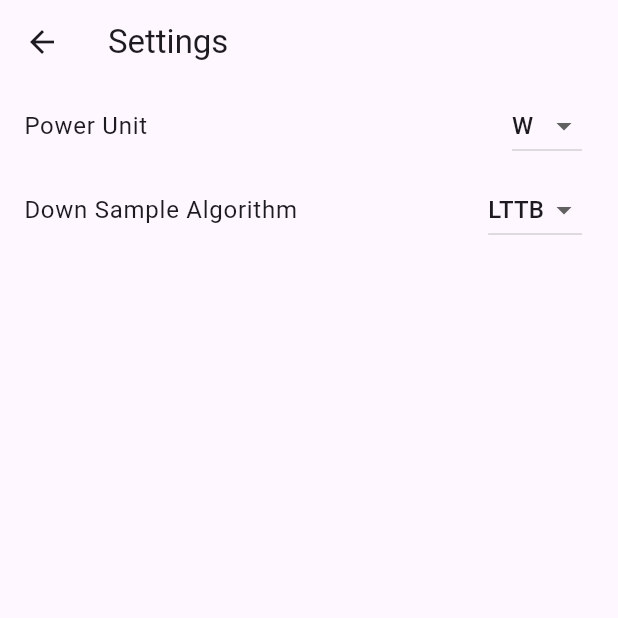
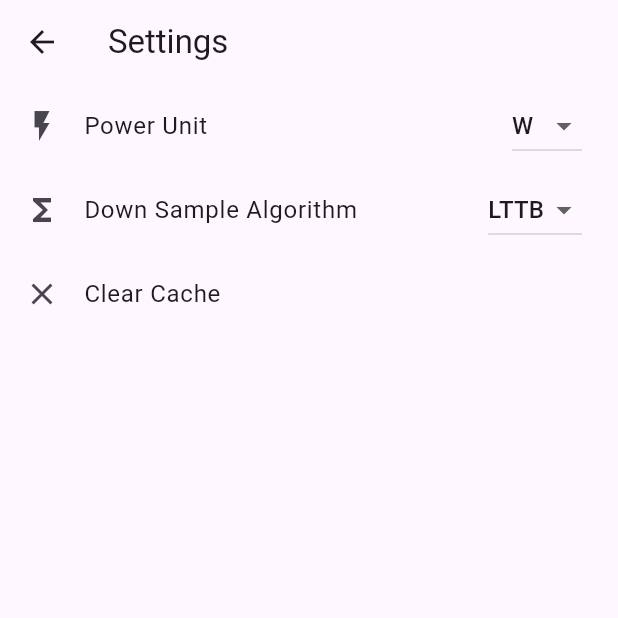
Before and after one commit to scheiermannandre/energy_manager_app, a Flutter app: the screen it shows after launch, item 2 of the bottom bar chosen, after a tap on the "settings" icon, on a phone screen of 412 x 824 dp, the top half of it. Run offline on Flutter 3.47's test engine with Material 3 defaults, Android fonts, the phone set to English and light mode, and no system bars; our stand-ins replace fl_chart, flutter_hooks, flutter_riverpod, hooks_riverpod, riverpod_annotation; generated files the repository leaves out were written again; network calls fail.

Commit message:
add option to clear cache and build reloading widget for empty data and error case

```diff
--- /dev/null
+++ b/lib/features/features.dart
@@ -0,0 +1,2 @@
+export 'monitoring/monitoring.dart';
+export 'settings/settings.dart';
--- a/lib/features/monitoring/view/controllers/monitoring_widget_controller.dart
+++ b/lib/features/monitoring/view/controllers/monitoring_widget_controller.dart
@@ -21,9 +21,10 @@ class MonitoringWidgetController extends _$MonitoringWidgetController {
       ..onDispose(() => timer?.cancel())
       ..onCancel(() => timer = Timer(5.minutes, link.close))
       ..onResume(() => timer?.cancel());
-
     return await ref
         .read(monitoringRepositoryProvider(metricType))
         .loadDate(date: dateStr);
   }
+
+  void clearData() => state = const AsyncValue.data([]);
 }
--- a/lib/features/monitoring/view/screens/pages/monitoring_page.dart
+++ b/lib/features/monitoring/view/screens/pages/monitoring_page.dart
@@ -37,7 +37,7 @@ class MonitoringPage extends ConsumerWidget {
           ),
         ],
       ),
-      body: asyncState.when(
+      body: asyncState.customWhen(
         data: (state) => HookBuilder(
           builder: (context) {
             final controller =
@@ -94,8 +94,12 @@ class MonitoringPage extends ConsumerWidget {
             );
           },
         ),
-        loading: () => const Center(child: CircularProgressIndicator()),
-        error: (e, st) => Center(child: Text('Error: $e')),
+        loading: () => const LoadingWidget(),
+        error: (e, st) => LoadingErrorWidget(
+          error: e,
+          stackTrace: st,
+          onReload: () => ref.invalidate(screenControllerProvider),
+        ),
       ),
     );
   }
--- a/lib/features/monitoring/view/widgets/monitoring_widget.dart
+++ b/lib/features/monitoring/view/widgets/monitoring_widget.dart
@@ -16,8 +16,16 @@ class MonitoringWidget extends ConsumerWidget {
   Widget build(BuildContext context, WidgetRef ref) {
     final monitoringData =
         ref.watch(monitoringWidgetControllerProvider(metricType, date));
-    return monitoringData.when(
+
+    return monitoringData.customWhen(
       data: (data) {
+        if (data.isEmpty) {
+          return NoDataAvailableWidget(
+            onRefresh: () async => ref.invalidate(
+              monitoringWidgetControllerProvider(metricType, date),
+            ),
+          );
+        }
         return Center(
           child: Padding(
             padding: const EdgeInsets.all(16),
@@ -29,12 +37,13 @@ class MonitoringWidget extends ConsumerWidget {
           ),
         );
       },
-      loading: () {
-        return const Center(child: CircularProgressIndicator());
-      },
-      error: (error, _) {
-        return Center(child: Text('Error: $error'));
-      },
+      loading: LoadingWidget.new,
+      error: (error, st) => LoadingErrorWidget(
+        onReload: () async => ref
+            .invalidate(monitoringWidgetControllerProvider(metricType, date)),
+        error: error,
+        stackTrace: st,
+      ),
     );
   }
 }
--- a/lib/features/settings/view/screens/settings_screen.dart
+++ b/lib/features/settings/view/screens/settings_screen.dart
@@ -26,6 +26,7 @@ class SettingsScreen extends ConsumerWidget {
       body: ListView(
         children: [
           ListTile(
+            leading: const Icon(Icons.flash_on),
             title: Text('Power Unit'.hardCoded),
             trailing: DropdownButton<PowerUnit>(
               value: powerUnitContext.unit,
@@ -47,6 +48,7 @@ class SettingsScreen extends ConsumerWidget {
             ),
           ),
           ListTile(
+            leading: const Icon(Icons.functions),
             title: Text('Down Sample Algorithm'.hardCoded),
             trailing: DropdownButton<DownSamplingAlgorithm>(
               value: downsampleContext.algorithm,
@@ -68,6 +70,28 @@ class SettingsScreen extends ConsumerWidget {
               ],
             ),
           ),
+          ListTile(
+            leading: const Icon(Icons.clear),
+            title: Text('Clear Cache'.hardCoded),
+            onTap: () {
+              ref
+                  .read(
+                    monitoringPageControllerProvider(MetricType.solar).notifier,
+                  )
+                  .clearCache();
+              ref
+                  .read(
+                    monitoringPageControllerProvider(MetricType.house).notifier,
+                  )
+                  .clearCache();
+              ref
+                  .read(
+                    monitoringPageControllerProvider(MetricType.battery)
+                        .notifier,
+                  )
+                  .clearCache();
+            },
+          ),
         ],
       ),
     );
--- a/lib/foundation/foundation.dart
+++ b/lib/foundation/foundation.dart
@@ -1 +1,2 @@
 export 'util/util.dart';
+export 'widgets/widgets.dart';
--- /dev/null
+++ b/lib/foundation/util/extensions/async_value_extension.dart
@@ -0,0 +1,17 @@
+import 'package:flutter_riverpod/flutter_riverpod.dart';
+
+extension AsyncValueExtension<T> on AsyncValue<T> {
+  R customWhen<R>({
+    required R Function() loading,
+    required R Function(T data) data,
+    required R Function(Object error, StackTrace? stackTrace) error,
+  }) {
+    if (isRefreshing) return loading();
+
+    return when(
+      data: data,
+      loading: loading,
+      error: error,
+    );
+  }
+}
--- a/lib/foundation/util/extensions/extensions.dart
+++ b/lib/foundation/util/extensions/extensions.dart
@@ -1,3 +1,5 @@
+export 'async_value_extension.dart';
 export 'datetime_extension.dart';
 export 'int_extension.dart';
+export 'list_extension.dart';
 export 'string_extension.dart';
--- /dev/null
+++ b/lib/foundation/util/extensions/list_extension.dart
@@ -0,0 +1,14 @@
+extension ListExtension<T> on List<T> {
+  List<T> intersperse(T element) {
+    if (isEmpty) {
+      return this;
+    }
+
+    return fold(<T>[first], (List<T> acc, T e) {
+      acc
+        ..add(element)
+        ..add(e);
+      return acc;
+    }).sublist(1);
+  }
+}
--- /dev/null
+++ b/lib/foundation/widgets/loading_error_widget.dart
@@ -0,0 +1,56 @@
+import 'package:energy_manager_app/foundation/foundation.dart';
+import 'package:flutter/material.dart';
+import 'package:flutter_hooks/flutter_hooks.dart';
+
+class LoadingErrorWidget extends HookWidget {
+  const LoadingErrorWidget({
+    required this.onReload,
+    required this.error,
+    this.stackTrace,
+    super.key,
+  });
+  final VoidCallback onReload;
+  final Object error;
+  final StackTrace? stackTrace;
+
+  @override
+  Widget build(BuildContext context) {
+    final isExpanded = useState(false);
+    return SingleChildScrollView(
+      child: Column(
+        mainAxisAlignment: MainAxisAlignment.center,
+        children: [
+          const Icon(Icons.warning, size: 64),
+          Text('An Error occurred while loading Data'.hardCoded),
+          ElevatedButton(
+            onPressed: onReload,
+            child: Text('Try again'.hardCoded),
+          ),
+          ExpansionPanelList(
+            elevation: 0,
+            expansionCallback: (int index, bool isExpandedValue) {
+              isExpanded.value = isExpandedValue;
+            },
+            children: [
+              ExpansionPanel(
+                canTapOnHeader: true,
+                highlightColor: Colors.transparent,
+                headerBuilder: (BuildContext context, bool isExpanded) {
+                  return Center(child: Text('Show Details'.hardCoded));
+                },
+                body: Column(
+                  children: [
+                    Text('Error: $error'.hardCoded),
+                    if (stackTrace != null)
+                      Text('Stacktrace: $stackTrace'.hardCoded),
+                  ],
+                ),
+                isExpanded: isExpanded.value,
+              ),
+            ],
+          ),
+        ].intersperse(const SizedBox(height: 16)),
+      ),
+    );
+  }
+}
--- /dev/null
+++ b/lib/foundation/widgets/loading_widget.dart
@@ -0,0 +1,10 @@
+import 'package:flutter/material.dart';
+
+class LoadingWidget extends StatelessWidget {
+  const LoadingWidget({super.key});
+
+  @override
+  Widget build(BuildContext context) {
+    return const Center(child: CircularProgressIndicator());
+  }
+}
--- /dev/null
+++ b/lib/foundation/widgets/widgets.dart
@@ -0,0 +1,3 @@
+export 'loading_error_widget.dart';
+export 'loading_widget.dart';
+export 'no_data_available_widget.dart';
```
Also changed, not shown: lib/features/monitoring/view/controllers/monitoring_page_controller.dart (+8 -0 lines), lib/foundation/widgets/no_data_available_widget.dart (added, +25 -0 lines), lib/main.dart (+5 -4 lines).
